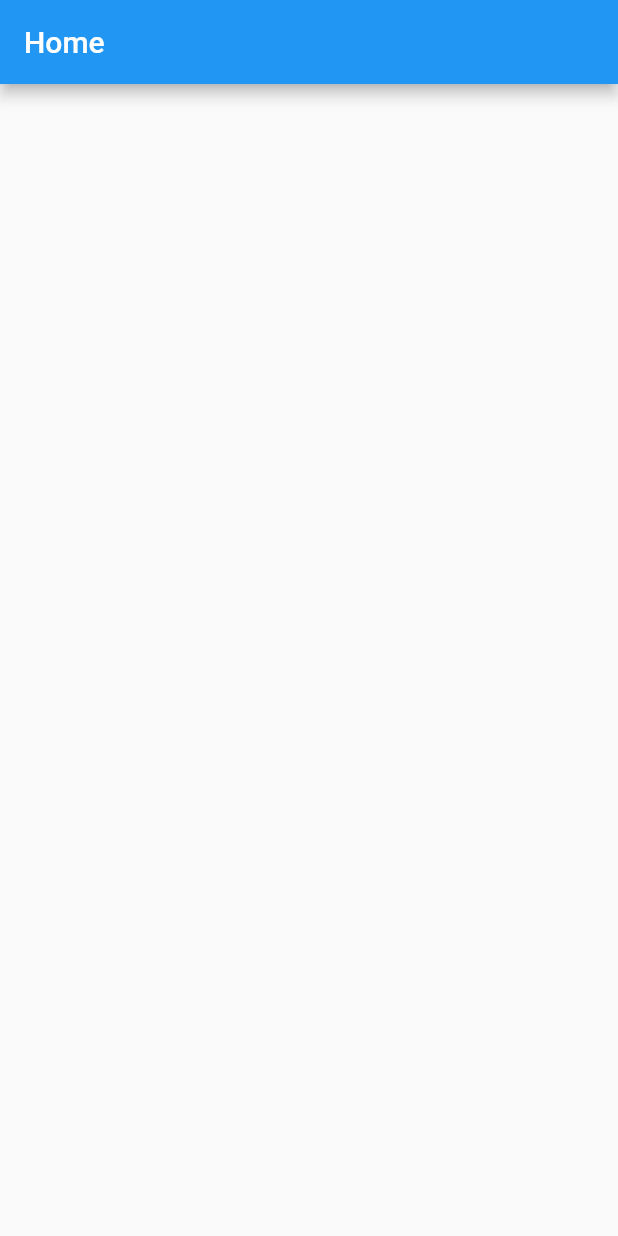
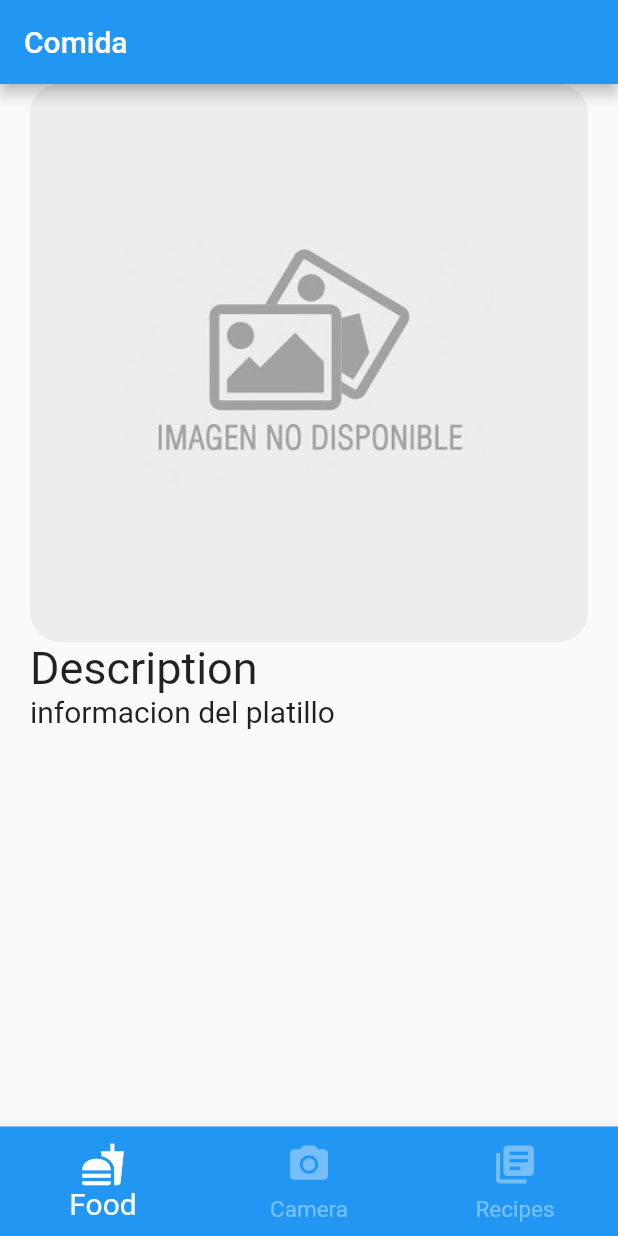
Before and after one commit to JohanQuiroz/FindYourFoodApp, a Flutter app: the screen it shows after launch, on a phone screen of 412 x 824 dp. Run offline on Flutter 3.47's test engine with Material 2 defaults, Android fonts, the phone set to English and light mode, and no system bars.

Commit message:
algo es algo

```diff
--- a/lib/main.dart
+++ b/lib/main.dart
@@ -10,6 +10,7 @@ class MyApp extends StatelessWidget {
   @override
   Widget build(BuildContext context) {
     return MaterialApp(
+      debugShowCheckedModeBanner: false,
       title: 'Flutter Demo',
       initialRoute: '/',
       routes: {
--- /dev/null
+++ b/lib/src/screens/comida_page.dart
@@ -0,0 +1,59 @@
+
+import 'package:flutter/material.dart';
+
+class ComidaPage extends StatefulWidget {
+  ComidaPage({Key key}) : super(key: key);
+
+  @override
+  _ComidaPageState createState() => _ComidaPageState();
+}
+
+class _ComidaPageState extends State<ComidaPage> {
+  @override
+  Widget build(BuildContext context) {
+    return Scaffold(
+       appBar: AppBar(
+         title: Text('Comida'),
+       ),
+       body: Container(
+         padding: EdgeInsets.symmetric(horizontal: 20.0),
+         child: Column(
+           crossAxisAlignment: CrossAxisAlignment.start,
+           children: <Widget>[
+             _imagenCapturada(),
+             _descripcion(),
+           ],
+         ),
+       ),
+    );
+  }
+
+  Widget _imagenCapturada() {
+    return ClipRRect(
+      borderRadius: BorderRadius.circular(20.0),
+      child: Image(
+        image: AssetImage('assets/images/noImage.jpg'),
+
+      ),
+    );
+  }
+
+  Widget _descripcion() {
+    return Column(
+      crossAxisAlignment: CrossAxisAlignment.start,
+      children: <Widget>[
+        Text(
+          'Description',
+          style: TextStyle(fontSize: 30),
+        ),
+        Text(
+          'informacion del platillo',
+          style: TextStyle(fontSize: 20),
+          textAlign: TextAlign.justify,
+        )
+      ],
+    );
+  }
+
+
+}
--- a/lib/src/screens/home_page.dart
+++ b/lib/src/screens/home_page.dart
@@ -1,4 +1,7 @@
 import 'package:flutter/material.dart';
+import 'package:fyf/src/providers/recetas_provider.dart';
+import 'package:fyf/src/screens/comida_page.dart';
+import 'package:fyf/src/screens/recetas_pages.dart';
 
 class HomePage extends StatefulWidget {
   HomePage({Key key}) : super(key: key);
@@ -8,13 +11,78 @@ class HomePage extends StatefulWidget {
 }
 
 class _HomePageState extends State<HomePage> {
+
+
+
+  int _currentIndex = 0;
+
+  final tabs = [
+    Container(
+      child: ComidaPage(),
+    ),
+    Container(
+      child: Center(
+        child: Text('Camara'),
+      ),
+    ),
+    Container(
+      child: RecetasPage()
+    ),
+  ];
+
+
+
   @override
   Widget build(BuildContext context) {
     return Scaffold(
-       appBar: AppBar(
-         title: Text('Home'),
-       ),
-       body: Container(),
+       body: tabs[_currentIndex],
+       bottomNavigationBar: _bottomMenu(),
     );
   }
+
+
+  Widget _bottomMenu (){
+
+    return BottomNavigationBar(
+      currentIndex: _currentIndex,
+      backgroundColor: Colors.blue,
+      selectedItemColor: Colors.white,
+      unselectedItemColor: Colors.white38,
+      iconSize: 30,
+      selectedFontSize: 20.0,
+      unselectedFontSize: 15.0,
+      items: [
+        BottomNavigationBarItem(
+          title: Text('Food',),
+          icon: Icon(Icons.fastfood),
+          backgroundColor: Colors.blue,
+        ),
+        BottomNavigationBarItem(
+          title: Text('Camera'),
+          icon: Icon(Icons.camera_alt),
+          backgroundColor: Colors.orangeAccent,
+        ),
+        BottomNavigationBarItem(
+          title: Text('Recipes'),
+          icon: Icon(Icons.library_books),
+          backgroundColor: Colors.green,
+        ),
+      ],
+      onTap: (index){
+        setState(() {
+          _currentIndex = index;
+        });
+      },
+    );
+  }
+
+/*
+  void _openCamera() async {
+    _picture = await ImagePicker.pickImage(source: ImageSource.camera);
+
+  }
+
+  */
+
+
 }
--- a/pubspec.yaml
+++ b/pubspec.yaml
@@ -28,6 +28,8 @@ dependencies:
   # The following adds the Cupertino Icons font to your application.
   # Use with the CupertinoIcons class for iOS style icons.
   cupertino_icons: ^0.1.3
+  image_picker: ^0.6.7+2
+  http: ^0.12.1
 
 dev_dependencies:
   flutter_test:
@@ -45,8 +47,8 @@ flutter:
   uses-material-design: true
 
   # To add assets to your application, add an assets section, like this:
-  # assets:
-  #   - images/a_dot_burr.jpeg
+  assets:
+    - assets/images/
   #   - images/a_dot_ham.jpeg
 
   # An image asset can refer to one or more resolution-specific "variants", see
```
Also changed, not shown: lib/src/models/receta_model.dart (added, +72 -0 lines), lib/src/providers/recetas_provider.dart (added, +33 -0 lines), lib/src/screens/recetas_pages.dart (added, +28 -0 lines), assets/images/noImage.jpg (added), lib/src/screens/receta_page.dart (added), pubspec.lock.
